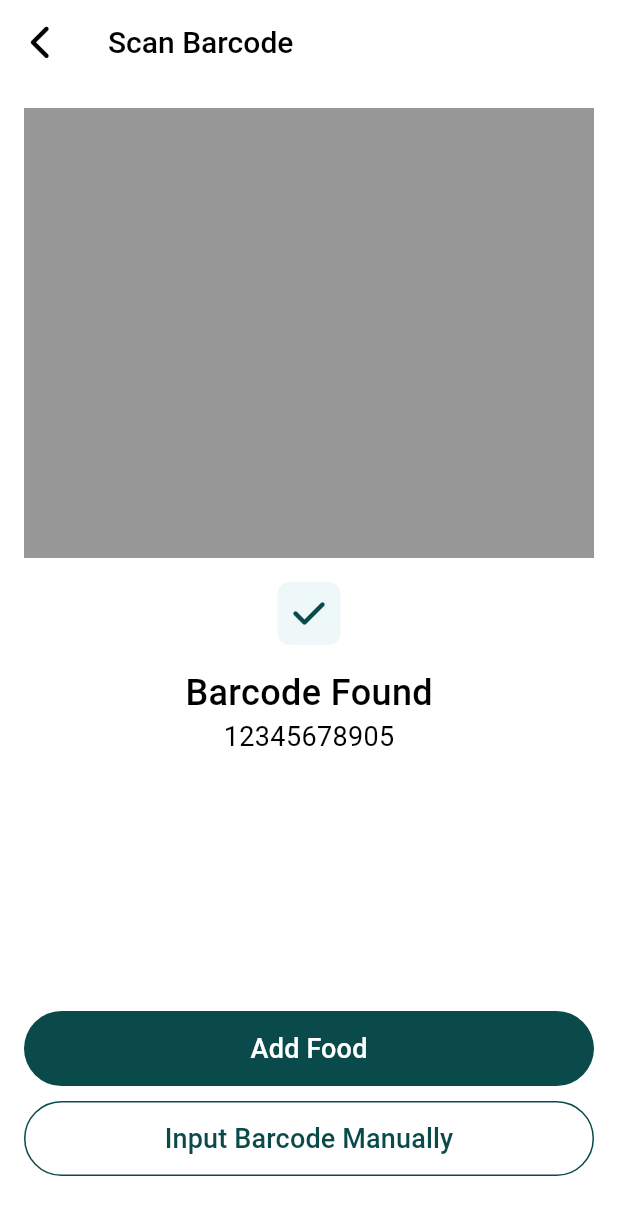
After one commit to RancellTapia/Meals_App, a Flutter app: the ScanBarcodeScreen screen opened by its route, on a phone screen of 412 x 824 dp. The commit adds this screen. Shown: the top 1215 px of the screen. Run offline on Flutter 3.47's test engine with Material 3 defaults, Android fonts, the phone set to English and light mode, and no system bars; our stand-ins replace font_awesome_flutter, go_router, syncfusion_flutter_charts.

Commit message:
[ADD] Adding Scan Barcode Screen

```diff
--- a/lib/config/router/app_router.dart
+++ b/lib/config/router/app_router.dart
@@ -18,4 +18,8 @@ final appRouter = GoRouter(routes: [
     path: '/add-food',
     builder: (context, state) => const AddFoodScreen(),
   ),
+  GoRoute(
+    path: '/scan-barcode',
+    builder: (context, state) => const ScanBarcodeScreen(),
+  ),
 ]);
--- a/lib/presentation/screens/add_food/add_food_screen.dart
+++ b/lib/presentation/screens/add_food/add_food_screen.dart
@@ -1,5 +1,8 @@
 import 'package:flutter/material.dart';
+
 import 'package:font_awesome_flutter/font_awesome_flutter.dart';
+import 'package:go_router/go_router.dart';
+
 import 'package:meals/presentation/screens/add_food/widgets/widgets.dart';
 import 'package:meals/presentation/widgets/widgets.dart';
 
@@ -72,7 +75,9 @@ class _AddFoodScreenState extends State<AddFoodScreen>
           IconButton(
             icon: FaIcon(FontAwesomeIcons.barcode,
                 size: 24, color: _AppColors.primary),
-            onPressed: () {},
+            onPressed: () {
+              context.push('/scan-barcode');
+            },
           ),
         ],
       ),
--- /dev/null
+++ b/lib/presentation/screens/scan_barcode/scan_barcode_screen.dart
@@ -0,0 +1,128 @@
+import 'package:flutter/material.dart';
+
+import 'package:font_awesome_flutter/font_awesome_flutter.dart';
+import 'package:go_router/go_router.dart';
+
+import 'package:meals/config/models/models.dart';
+import 'package:meals/presentation/widgets/widgets.dart';
+
+class _AppColors {
+  static const Color primary = Color(0xFF0A4A4B);
+  static const Color secondary = Color(0xFFEFF8F8);
+  static const Color white = Color(0xFFFFFFFF);
+  static const Color black = Color(0xFF000000);
+  static const Color grey = Color(0xFF979797);
+}
+
+class _AppTypography {
+  static const double heading1 = 24.0;
+  static const double heading2 = 20.0;
+  static const double bodyText = 18.0;
+
+  static const TextStyle h2 = TextStyle(
+    fontSize: heading1,
+    fontWeight: FontWeight.bold,
+    color: AppColors.black,
+  );
+
+  static const TextStyle h3 = TextStyle(
+    fontSize: heading2,
+    fontWeight: FontWeight.w600,
+    color: AppColors.black,
+  );
+
+  static const TextStyle body = TextStyle(
+    fontSize: bodyText,
+    fontWeight: FontWeight.normal,
+    color: AppColors.black,
+  );
+}
+
+class ScanBarcodeScreen extends StatelessWidget {
+  const ScanBarcodeScreen({super.key});
+
+  @override
+  Widget build(BuildContext context) {
+    return Scaffold(
+      appBar: AppBar(
+        backgroundColor: _AppColors.white,
+        title: Text(
+          'Scan Barcode',
+          style: _AppTypography.h3.copyWith(
+            color: _AppColors.black,
+            fontWeight: FontWeight.w500,
+          ),
+        ),
+        leading: IconButton(
+            icon: FaIcon(FontAwesomeIcons.chevronLeft,
+                size: 24, color: _AppColors.black),
+            onPressed: () => Navigator.pop(context)),
+      ),
+      body: Container(
+        color: _AppColors.white,
+        child: Stack(children: [
+          Column(
+            children: [
+              Padding(
+                padding: const EdgeInsets.all(16.0),
+                child: Container(
+                  //TODO: Replace with barcode image
+                  height: 300,
+                  width: double.infinity,
+                  color: _AppColors.grey,
+                ),
+              ),
+              Container(
+                width: 42,
+                height: 42,
+                decoration: BoxDecoration(
+                  color: _AppColors.secondary,
+                  borderRadius: BorderRadius.circular(8),
+                ),
+                child: Center(
+                  child: FaIcon(FontAwesomeIcons.check,
+                      size: 24, color: _AppColors.primary),
+                ),
+              ),
+              SizedBox(height: 20),
+              Text(
+                'Barcode Found',
+                style: _AppTypography.h2.copyWith(
+                    color: _AppColors.black,
+                    fontWeight: FontWeight.w500,
+                    height: 1),
+              ),
+              SizedBox(height: 8),
+              Text(
+                '12345678905',
+                style: _AppTypography.body.copyWith(
+                    color: _AppColors.black,
+                    fontWeight: FontWeight.w400,
+                    height: 1),
+              ),
+            ],
+          ),
+          Positioned(
+            bottom: 40,
+            left: 0,
+            right: 0,
+            child: SizedBox(
+              width: MediaQuery.of(context).size.width,
+              child: Padding(
+                  padding: const EdgeInsets.symmetric(horizontal: 16),
+                  child: Column(
+                    mainAxisAlignment: MainAxisAlignment.center,
+                    children: [
+                      ActiveButton(text: "Add Food", onPressed: () {}),
+                      const SizedBox(height: 10),
+                      OutlineButton(
+                          text: "Input Barcode Manually", onPressed: () {}),
+                    ],
+                  )),
+            ),
+          ),
+        ]),
+      ),
+    );
+  }
+}
--- a/lib/presentation/screens/screens.dart
+++ b/lib/presentation/screens/screens.dart
@@ -1,3 +1,4 @@
 export 'package:meals/presentation/screens/add_food/add_food_screen.dart';
 export 'package:meals/presentation/screens/food_detail/food_detail_screen.dart';
 export 'package:meals/presentation/screens/log_meal/log_meal_screen.dart';
+export 'package:meals/presentation/screens/scan_barcode/scan_barcode_screen.dart';
```
